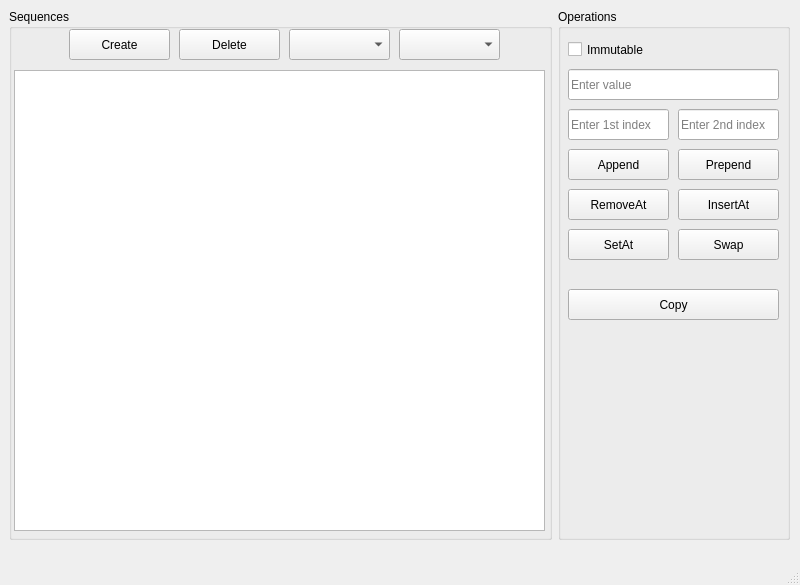
Above: src/ui/mainwindow.ui from purpeel/lab2_sequence before the change. Below: the same form after it.
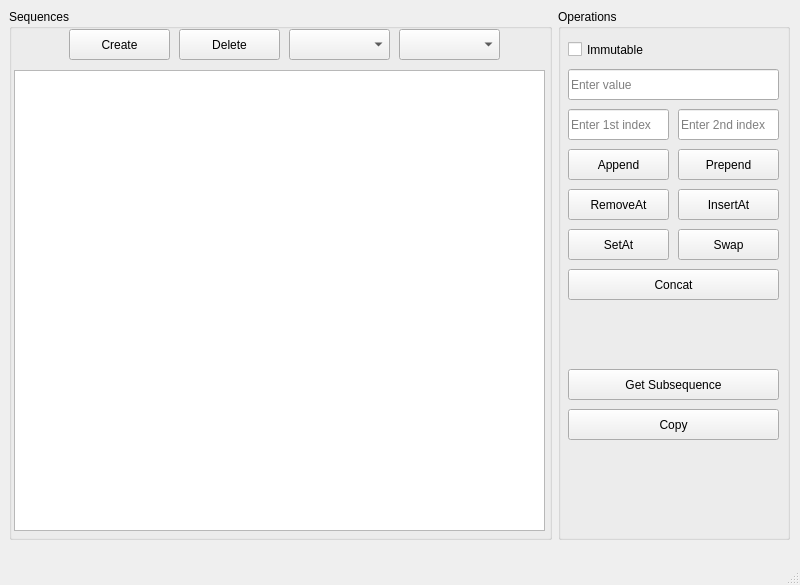
That is the form after the change.

What changed in the file:
```diff
--- a/src/ui/mainwindow.ui
+++ b/src/ui/mainwindow.ui
@@ -264,7 +264,7 @@
         <property name="geometry">
          <rect>
           <x>10</x>
-          <y>280</y>
+          <y>400</y>
           <width>211</width>
           <height>31</height>
          </rect>
@@ -273,6 +273,32 @@
          <string>Copy</string>
         </property>
        </widget>
+       <widget class="QPushButton" name="subSeqBtn">
+        <property name="geometry">
+         <rect>
+          <x>10</x>
+          <y>360</y>
+          <width>211</width>
+          <height>31</height>
+         </rect>
+        </property>
+        <property name="text">
+         <string>Get Subsequence</string>
+        </property>
+       </widget>
+       <widget class="QPushButton" name="concatBtn">
+        <property name="geometry">
+         <rect>
+          <x>10</x>
+          <y>260</y>
+          <width>211</width>
+          <height>31</height>
+         </rect>
+        </property>
+        <property name="text">
+         <string>Concat</string>
+        </property>
+       </widget>
       </widget>
      </item>
     </layout>
```
